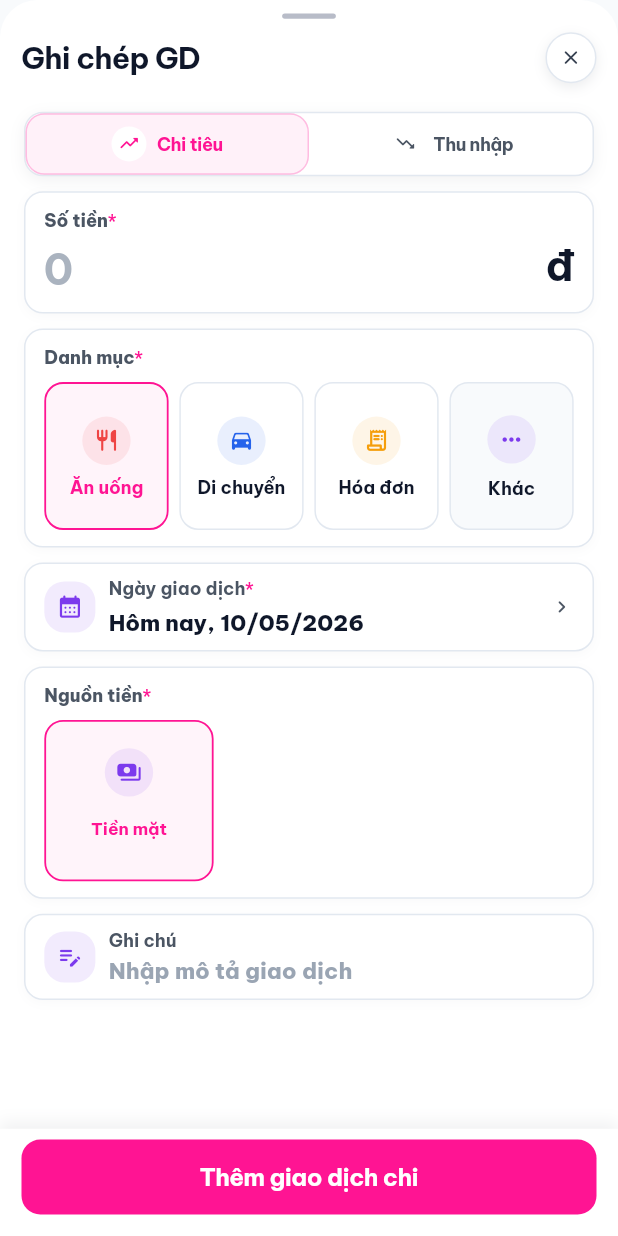
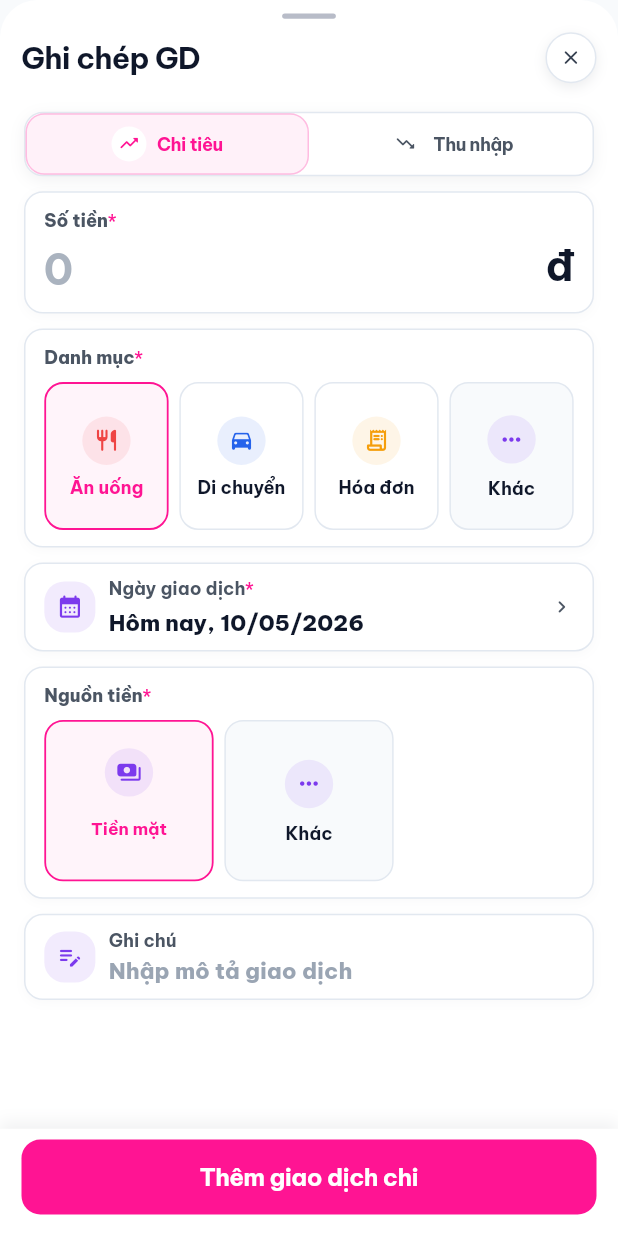
Before and after one commit to nxmtuan/quan-ly-chi-tieu, a Flutter app: the AddTransactionSheet widget shown alone on an empty page, opened directly, on a phone screen of 412 x 824 dp. Run offline on Flutter 3.47's test engine with Material 3 defaults, Android fonts, the phone set to English and light mode, and no system bars; drawn by our look-alikes of flutter_animate; our stand-ins replace fl_chart, flutter_local_notifications, flutter_riverpod, go_router, google_sign_in, objectbox and 2 more; missing offline and left inert: extension_google_sign_in_as_googleapis_auth, google_sign_in_platform_interface, google_sign_in_web, googleapis, workmanager; accounts and stored records are empty; generated files the repository leaves out were written again.

Commit message:
feat: Add category and money source editor sheets with improved navigation and focus handling

```diff
--- a/lib/src/features/transactions/add_transaction_sheet.dart
+++ b/lib/src/features/transactions/add_transaction_sheet.dart
@@ -13,6 +13,8 @@ import '../../core/widgets/app_dialog.dart';
 import '../../core/widgets/app_bounce_builder.dart';
 import '../../core/widgets/app_toast.dart';
 import '../../core/widgets/transaction_marker_calendar.dart';
+import '../categories/category_management_sheet.dart';
+import '../settings/money_source_management_sheet.dart';
 import '../../models/category.dart';
 import '../../models/money_source.dart';
 import '../../models/transaction.dart';
@@ -53,6 +55,8 @@ class AddTransactionSheet extends ConsumerStatefulWidget {
 class _AddTransactionSheetState extends ConsumerState<AddTransactionSheet> {
   final _amountController = TextEditingController();
   final _noteController = TextEditingController();
+  late final FocusNode _amountFocusNode;
+  late final FocusNode _noteFocusNode;
   TransactionType _type = TransactionType.expense;
   DateTime _date = DateTime.now();
   String? _sourceId;
@@ -63,6 +67,8 @@ class _AddTransactionSheetState extends ConsumerState<AddTransactionSheet> {
   @override
   void initState() {
     super.initState();
+    _amountFocusNode = FocusNode()..addListener(_handleFocusChanged);
+    _noteFocusNode = FocusNode()..addListener(_handleFocusChanged);
 
     final transaction = widget.transaction;
     if (transaction != null) {
@@ -79,7 +85,19 @@ class _AddTransactionSheetState extends ConsumerState<AddTransactionSheet> {
   void dispose() {
     _amountController.dispose();
     _noteController.dispose();
+    _amountFocusNode
+      ..removeListener(_handleFocusChanged)
+      ..dispose();
+    _noteFocusNode
+      ..removeListener(_handleFocusChanged)
+      ..dispose();
     super.dispose();
+  }
+
+  void _handleFocusChanged() {
+    if (mounted) {
+      setState(() {});
+    }
   }
 
   @override
@@ -129,6 +147,8 @@ class _AddTransactionSheetState extends ConsumerState<AddTransactionSheet> {
                               _AmountCard(
                                 controller: _amountController,
                                 actionColor: actionColor,
+                                focusNode: _amountFocusNode,
+                                isFocused: _amountFocusNode.hasFocus,
                               ),
                               const SizedBox(height: 10),
                               _CategoryPicker(
@@ -155,7 +175,11 @@ class _AddTransactionSheetState extends ConsumerState<AddTransactionSheet> {
                                 promotedSourceId: _promotedSourceId,
                               ),
                               const SizedBox(height: 10),
-                              _NoteCard(controller: _noteController),
+                              _NoteCard(
+                                controller: _noteController,
+                                focusNode: _noteFocusNode,
+                                isFocused: _noteFocusNode.hasFocus,
+                              ),
                             ],
                           ),
                         ),
@@ -202,6 +226,7 @@ class _AddTransactionSheetState extends ConsumerState<AddTransactionSheet> {
       context,
       categories: categories,
       initialSelectedCategoryId: _categoryId,
+      transactionType: _type,
       actionColor: _type == TransactionType.expense
           ? const Color(0xFFFF1493)
           : AppColors.success,
--- a/lib/src/features/transactions/widgets/transaction_category_picker.dart
+++ b/lib/src/features/transactions/widgets/transaction_category_picker.dart
@@ -21,7 +21,6 @@ class _CategoryPicker extends StatelessWidget {
   Widget build(BuildContext context) {
     final orderedCategories = _orderedCategories();
     final visibleCategories = orderedCategories.take(3).toList();
-    final shouldShowMoreButton = orderedCategories.length > 3;
 
     return _FormCard(
       padding: EdgeInsets.fromLTRB(
@@ -62,11 +61,10 @@ class _CategoryPicker extends StatelessWidget {
                           onTap: () => onSelected(category),
                         ),
                       ),
-                    if (shouldShowMoreButton)
-                      SizedBox(
-                        width: itemWidth,
-                        child: _MoreCategoriesTile(onTap: onShowAll),
-                      ),
+                    SizedBox(
+                      width: itemWidth,
+                      child: _MoreCategoriesTile(onTap: onShowAll),
+                    ),
                   ],
                 );
               },
--- a/lib/src/features/transactions/widgets/transaction_sheet_fields.dart
+++ b/lib/src/features/transactions/widgets/transaction_sheet_fields.dart
@@ -170,10 +170,17 @@ class _TypeButton extends StatelessWidget {
 }
 
 class _FormCard extends StatelessWidget {
-  const _FormCard({required this.child, this.padding});
+  const _FormCard({
+    required this.child,
+    this.padding,
+    this.borderColor,
+    this.borderWidth,
+  });
 
   final Widget child;
   final EdgeInsetsGeometry? padding;
+  final Color? borderColor;
+  final double? borderWidth;
 
   @override
   Widget build(BuildContext context) {
@@ -186,7 +193,10 @@ class _FormCard extends StatelessWidget {
       decoration: BoxDecoration(
         color: palette.surface,
         borderRadius: BorderRadius.circular(context.scaled(14)),
-        border: Border.all(color: palette.border),
+        border: Border.all(
+          color: borderColor ?? palette.border,
+          width: borderWidth ?? 1,
+        ),
         boxShadow: [
           BoxShadow(
             color: palette.shadow.withValues(alpha: context.isDarkMode ? 0.18 : 0.025),
@@ -227,14 +237,23 @@ class _RequiredLabel extends StatelessWidget {
 }
 
 class _AmountCard extends StatelessWidget {
-  const _AmountCard({required this.controller, required this.actionColor});
+  const _AmountCard({
+    required this.controller,
+    required this.actionColor,
+    required this.focusNode,
+    required this.isFocused,
+  });
 
   final TextEditingController controller;
   final Color actionColor;
+  final FocusNode focusNode;
+  final bool isFocused;
 
   @override
   Widget build(BuildContext context) {
     return _FormCard(
+      borderColor: isFocused ? actionColor : null,
+      borderWidth: isFocused ? 1.4 : 1,
       padding: EdgeInsets.fromLTRB(
         context.scaled(14),
         context.scaled(12),
@@ -252,6 +271,7 @@ class _AmountCard extends StatelessWidget {
               Expanded(
                 child: TextField(
                   controller: controller,
+                  focusNode: focusNode,
                   keyboardType: TextInputType.number,
                   inputFormatters: const [_AmountInputFormatter()],
                   style: context.appText.amountXL.copyWith(
@@ -317,13 +337,21 @@ class _LeadingIcon extends StatelessWidget {
 }
 
 class _NoteCard extends StatelessWidget {
-  const _NoteCard({required this.controller});
+  const _NoteCard({
+    required this.controller,
+    required this.focusNode,
+    required this.isFocused,
+  });
 
   final TextEditingController controller;
+  final FocusNode focusNode;
+  final bool isFocused;
 
   @override
   Widget build(BuildContext context) {
     return _FormCard(
+      borderColor: isFocused ? AppColors.primary : null,
+      borderWidth: isFocused ? 1.4 : 1,
       padding: EdgeInsets.symmetric(
         horizontal: context.scaled(14),
         vertical: context.scaled(10),
@@ -350,6 +378,7 @@ class _NoteCard extends StatelessWidget {
                 SizedBox(height: context.scaled(4)),
                 TextField(
                   controller: controller,
+                  focusNode: focusNode,
                   textCapitalization: TextCapitalization.sentences,
                   style: context.appText.fieldValue,
                   decoration: InputDecoration(
@@ -396,7 +425,6 @@ class _MoneySourcePicker extends StatelessWidget {
   Widget build(BuildContext context) {
     final orderedSources = _orderedSources();
     final visibleSources = orderedSources.take(2).toList();
-    final shouldShowMoreButton = orderedSources.length > 2;
 
     return _FormCard(
       padding: EdgeInsets.fromLTRB(
@@ -437,11 +465,10 @@ class _MoneySourcePicker extends StatelessWidget {
                           onTap: () => onSelected(source),
                         ),
                       ),
-                    if (shouldShowMoreButton)
-                      SizedBox(
-                        width: itemWidth,
-                        child: _MoreMoneySourcesTile(onTap: onShowAll),
-                      ),
+                    SizedBox(
+                      width: itemWidth,
+                      child: _MoreMoneySourcesTile(onTap: onShowAll),
+                    ),
                   ],
                 );
               },
```
Also changed, not shown: lib/src/features/categories/category_management_sheet.dart (+19 -7 lines), lib/src/features/settings/money_source_management_sheet.dart (+12 -5 lines), lib/src/features/transactions/sheets/all_categories_sheet.dart (+49 -2 lines), lib/src/features/transactions/sheets/source_picker_sheet.dart (+42 -2 lines).
